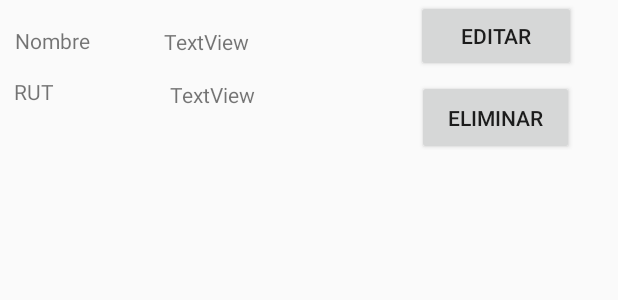
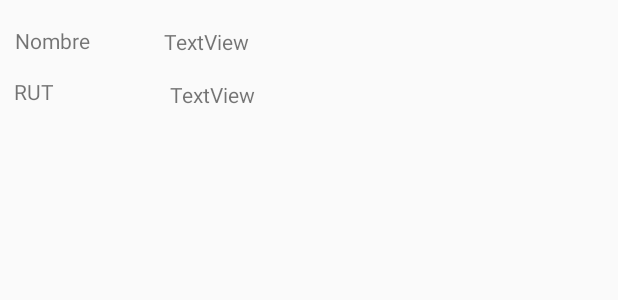
Before and after one commit to toshioxgnu/Evaluacion2-Taller-Apps-Moviles, an Android app: the layout person_row.xml on its own in the app's theme, with its tools: preview values and no code run, on a phone screen of 412 x 824 dp. Shown: the top 300 px of the screen. Run offline under Robolectric (Android 15) with nearby library versions, the phone set to English and light mode, and no system bars; network calls fail.

Commit message:
Click en la recycler view logrado

```diff
--- a/app/build.gradle
+++ b/app/build.gradle
@@ -48,7 +48,7 @@ dependencies {
     implementation 'androidx.navigation:navigation-fragment-ktx:2.2.2'
     implementation 'androidx.navigation:navigation-ui-ktx:2.2.2'
     implementation 'androidx.legacy:legacy-support-v4:1.0.0'
-    implementation 'androidx.recyclerview:recyclerview:1.1.0'
+    implementation 'com.android.support:recyclerview-v7:29.0.0'
     testImplementation 'junit:junit:4.12'
     androidTestImplementation 'androidx.test.ext:junit:1.1.1'
     androidTestImplementation 'androidx.test.espresso:espresso-core:3.2.0'
--- a/app/src/main/java/com/example/appeva2josegonzalez/Edit_personActivity.kt
+++ b/app/src/main/java/com/example/appeva2josegonzalez/Edit_personActivity.kt
@@ -2,11 +2,15 @@ package com.example.appeva2josegonzalez
 
 import androidx.appcompat.app.AppCompatActivity
 import android.os.Bundle
+import android.widget.TextView
 
 class Edit_personActivity : AppCompatActivity() {
 
     override fun onCreate(savedInstanceState: Bundle?) {
         super.onCreate(savedInstanceState)
         setContentView(R.layout.activity_edit_person)
+        var rut = intent.getStringExtra("RUT")
+        var txtrut = findViewById<TextView>(R.id.txtrut)
+        txtrut.text = rut
     }
 }
--- a/app/src/main/res/layout/activity_edit_person.xml
+++ b/app/src/main/res/layout/activity_edit_person.xml
@@ -7,7 +7,7 @@
     tools:context=".Edit_personActivity">
 
     <TextView
-        android:id="@+id/textView3"
+        android:id="@+id/txtrut"
         android:layout_width="wrap_content"
         android:layout_height="wrap_content"
         android:text="TextView"
--- a/app/src/main/res/layout/activity_list_view.xml
+++ b/app/src/main/res/layout/activity_list_view.xml
@@ -27,6 +27,6 @@
         app:layout_constraintEnd_toEndOf="parent"
         app:layout_constraintStart_toStartOf="parent"
         app:layout_constraintTop_toTopOf="parent"
-        app:layout_constraintVertical_bias="0.0" />
+        app:layout_constraintVertical_bias="0.022" />
 
 </androidx.constraintlayout.widget.ConstraintLayout>
--- a/app/src/main/res/layout/person_row.xml
+++ b/app/src/main/res/layout/person_row.xml
@@ -3,7 +3,7 @@
     android:id="@+id/RV_Row"
     android:layout_width="match_parent"
     android:layout_height="100dp"
-    android:clickable="false">
+    android:clickable="true">
 
     <TextView
         android:id="@+id/textView11"
@@ -71,40 +71,4 @@
         android:layout_marginBottom="27dp"
         android:text="@string/textview" />
 
-    <Button
-        android:id="@+id/btn_edita"
-        android:layout_width="106dp"
-        android:layout_height="48dp"
-        android:layout_alignParentStart="true"
-        android:layout_alignParentLeft="true"
-        android:layout_alignParentTop="true"
-        android:layout_alignParentEnd="true"
-        android:layout_alignParentRight="true"
-        android:layout_alignParentBottom="true"
-        android:layout_marginStart="277dp"
-        android:layout_marginLeft="277dp"
-        android:layout_marginTop="0dp"
-        android:layout_marginEnd="28dp"
-        android:layout_marginRight="28dp"
-        android:layout_marginBottom="52dp"
-        android:text="@string/editar" />
-
-    <Button
-        android:id="@+id/btn_elimina"
-        android:layout_width="104dp"
-        android:layout_height="50dp"
-        android:layout_alignParentStart="true"
-        android:layout_alignParentLeft="true"
-        android:layout_alignParentTop="true"
-        android:layout_alignParentEnd="true"
-        android:layout_alignParentRight="true"
-        android:layout_alignParentBottom="true"
-        android:layout_marginStart="278dp"
-        android:layout_marginLeft="278dp"
-        android:layout_marginTop="53dp"
-        android:layout_marginEnd="29dp"
-        android:layout_marginRight="29dp"
-        android:layout_marginBottom="-3dp"
-        android:text="@string/eliminar" />
-
 </RelativeLayout>
```
Also changed, not shown: app/src/main/java/com/example/appeva2josegonzalez/Person_adapter.kt (+16 -16 lines), app/src/main/java/com/example/appeva2josegonzalez/listView.kt (+9 -6 lines).
